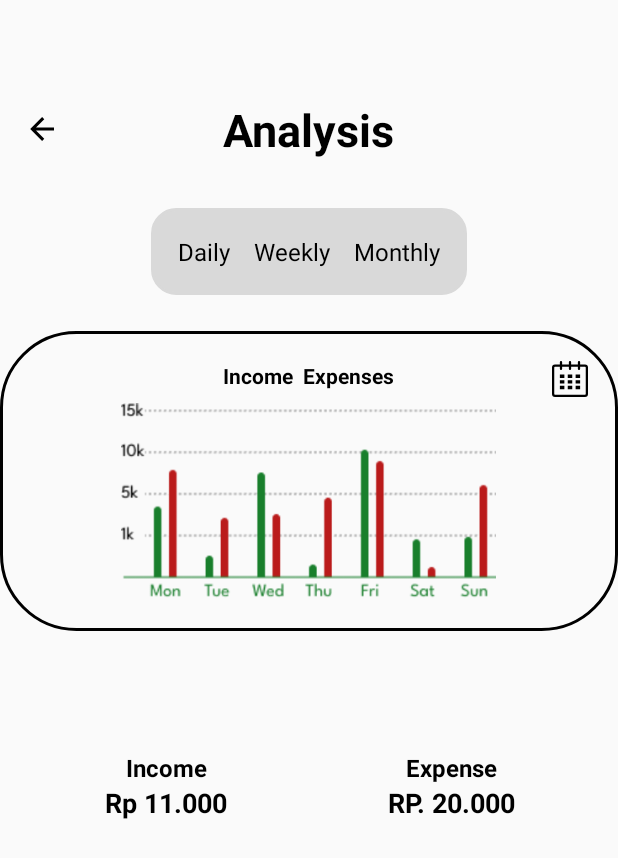
After one commit to andreasrs00/WallEt, an Android app built with Jetpack Compose: the layout activity_aweek_page.xml on its own in the app's theme, with its tools: preview values and no code run, on a phone screen of 412 x 824 dp. The commit adds this screen. Shown: the top 858 px of the screen. Run offline under Robolectric (Android 15) with nearby library versions, the phone set to English and light mode, and no system bars.

Commit message:
penambahan analysis aweek page

```diff
--- a/app/src/main/AndroidManifest.xml
+++ b/app/src/main/AndroidManifest.xml
@@ -1,6 +1,6 @@
 <?xml version="1.0" encoding="utf-8"?>
 <manifest xmlns:android="http://schemas.android.com/apk/res/android"
-    xmlns:tools="http://schemas.android.com/tools" >
+    xmlns:tools="http://schemas.android.com/tools">
 
     <application
         android:allowBackup="true"
@@ -11,7 +11,16 @@
         android:roundIcon="@mipmap/ic_launcher_round"
         android:supportsRtl="true"
         android:theme="@style/Theme.Wallet"
-        tools:targetApi="31" >
+        tools:targetApi="31">
+        <activity
+            android:name=".aweekPage"
+            android:exported="true">
+            <intent-filter>
+                <action android:name="android.intent.action.MAIN" />
+
+                <category android:name="android.intent.category.LAUNCHER" />
+            </intent-filter>
+        </activity>
         <activity
             android:name=".profile"
             android:exported="true"
@@ -25,7 +34,7 @@
         <activity
             android:name=".editprofilePage"
             android:exported="true"
-            android:theme="@style/Theme.Design.Light.NoActionBar" >
+            android:theme="@style/Theme.Design.Light.NoActionBar">
             <intent-filter>
                 <action android:name="android.intent.action.MAIN" />
 
@@ -39,7 +48,7 @@
         <activity
             android:name=".signupPage"
             android:exported="true"
-            android:theme="@style/Theme.Design.Light.NoActionBar" >
+            android:theme="@style/Theme.Design.Light.NoActionBar">
             <intent-filter>
                 <action android:name="android.intent.action.MAIN" />
 
@@ -49,7 +58,7 @@
         <activity
             android:name=".loginPage"
             android:exported="true"
-            android:theme="@style/Theme.Design.Light.NoActionBar" >
+            android:theme="@style/Theme.Design.Light.NoActionBar">
             <intent-filter>
                 <action android:name="android.intent.action.MAIN" />
 
@@ -59,7 +68,7 @@
         <activity
             android:name=".loadingScreen"
             android:exported="true"
-            android:theme="@style/Theme.Design.Light.NoActionBar" >
+            android:theme="@style/Theme.Design.Light.NoActionBar">
             <intent-filter>
                 <action android:name="android.intent.action.MAIN" />
 
@@ -69,7 +78,7 @@
         <activity
             android:name=".landingPage"
             android:exported="true"
-            android:theme="@style/Theme.AppCompat.DayNight" >
+            android:theme="@style/Theme.AppCompat.DayNight">
             <intent-filter>
                 <action android:name="android.intent.action.MAIN" />
 
@@ -79,7 +88,7 @@
         <activity
             android:name=".MainActivity"
             android:exported="true"
-            android:theme="@style/Theme.Design.Light.NoActionBar" >
+            android:theme="@style/Theme.Design.Light.NoActionBar">
             <intent-filter>
                 <action android:name="android.intent.action.MAIN" />
 
--- /dev/null
+++ b/app/src/main/java/com/example/wallet/aweekPage.kt
@@ -0,0 +1,20 @@
+package com.example.wallet
+
+import android.os.Bundle
+import androidx.activity.enableEdgeToEdge
+import androidx.appcompat.app.AppCompatActivity
+import androidx.core.view.ViewCompat
+import androidx.core.view.WindowInsetsCompat
+
+class aweekPage : AppCompatActivity() {
+    override fun onCreate(savedInstanceState: Bundle?) {
+        super.onCreate(savedInstanceState)
+        enableEdgeToEdge()
+        setContentView(R.layout.activity_aweek_page)
+        ViewCompat.setOnApplyWindowInsetsListener(findViewById(R.id.main)) { v, insets ->
+            val systemBars = insets.getInsets(WindowInsetsCompat.Type.systemBars())
+            v.setPadding(systemBars.left, systemBars.top, systemBars.right, systemBars.bottom)
+            insets
+        }
+    }
+}
--- /dev/null
+++ b/app/src/main/res/layout/activity_aweek_page.xml
@@ -0,0 +1,201 @@
+<?xml version="1.0" encoding="utf-8"?>
+<androidx.constraintlayout.widget.ConstraintLayout xmlns:android="http://schemas.android.com/apk/res/android"
+    xmlns:app="http://schemas.android.com/apk/res-auto"
+    xmlns:tools="http://schemas.android.com/tools"
+    android:id="@+id/main"
+    android:layout_width="match_parent"
+    android:layout_height="match_parent"
+    tools:context=".aweekPage">
+
+    <androidx.constraintlayout.widget.Guideline
+        android:id="@+id/top_guideline"
+        android:layout_width="wrap_content"
+        android:layout_height="wrap_content"
+        android:orientation="horizontal"
+        app:layout_constraintGuide_begin="50dp"/>
+
+    <RelativeLayout
+        android:id="@+id/containeratas"
+        android:layout_width="match_parent"
+        android:layout_height="wrap_content"
+        app:layout_constraintStart_toStartOf="parent"
+        app:layout_constraintEnd_toEndOf="parent"
+        app:layout_constraintTop_toBottomOf="@id/top_guideline"
+        android:padding="16dp">
+
+        <ImageView
+            android:id="@+id/backArrow"
+            android:layout_width="24dp"
+            android:layout_height="24dp"
+            android:src="@drawable/arrow_back_icon"
+            android:layout_alignParentStart="true"
+            android:layout_centerVertical="true"
+            android:contentDescription="Back Arrow" />
+
+        <TextView
+        android:id="@+id/title"
+        android:layout_width="wrap_content"
+        android:layout_height="wrap_content"
+        android:layout_centerInParent="true"
+        android:text="Analysis"
+        android:textColor="@color/primary"
+        android:textSize="30sp"
+        android:textStyle="bold" />
+
+    </RelativeLayout>
+
+    <LinearLayout
+        android:id="@+id/tabs"
+        android:layout_width="wrap_content"
+        android:layout_height="wrap_content"
+        android:orientation="horizontal"
+        android:layout_marginTop="16dp"
+        android:padding="10dp"
+        android:background="@drawable/bordercornerradius"
+        app:layout_constraintTop_toBottomOf="@+id/containeratas"
+        app:layout_constraintStart_toStartOf="parent"
+        app:layout_constraintEnd_toEndOf="parent">
+
+        <TextView
+            android:id="@+id/tab_daily"
+            android:layout_width="wrap_content"
+            android:layout_height="wrap_content"
+            android:padding="8dp"
+            android:text="Daily"
+            android:textSize="16sp"
+            android:textColor="@color/primary" />
+
+        <TextView
+            android:id="@+id/tab_weekly"
+            android:layout_width="wrap_content"
+            android:layout_height="wrap_content"
+            android:padding="8dp"
+            android:text="Weekly"
+            android:textSize="16sp"
+            android:textColor="@color/primary" />
+
+        <TextView
+            android:id="@+id/tab_monthly"
+            android:layout_width="wrap_content"
+            android:layout_height="wrap_content"
+            android:padding="8dp"
+            android:text="Monthly"
+            android:textSize="16sp"
+            android:textColor="@color/primary" />
+    </LinearLayout>
+
+    <RelativeLayout
+        android:id="@+id/chart_container"
+        android:layout_width="match_parent"
+        android:layout_height="200dp"
+        android:layout_marginTop="24dp"
+        android:padding="20dp"
+        android:background="@drawable/bordercornerwhite"
+        app:layout_constraintTop_toBottomOf="@id/tabs"
+        app:layout_constraintStart_toStartOf="parent"
+        app:layout_constraintEnd_toEndOf="parent">
+
+        <TextView
+            android:id="@+id/chart_title"
+            android:layout_width="wrap_content"
+            android:layout_height="wrap_content"
+            android:text="Income  Expenses"
+            android:textColor="@color/primary"
+            android:textStyle="bold"
+            android:layout_centerHorizontal="true" />
+
+        <ImageView
+            android:id="@+id/chart_view"
+            android:layout_width="250dp"
+            android:layout_height="150dp"
+            android:src="@drawable/grafik_week"
+            android:layout_below="@id/chart_title"
+            android:layout_centerHorizontal="true"
+            android:layout_marginTop="8dp" />
+
+        <ImageView
+            android:id="@+id/calendar_icon"
+            android:layout_width="24dp"
+            android:layout_height="24dp"
+            android:layout_alignParentEnd="true"
+            android:src="@drawable/date_icon"
+            android:contentDescription="Calendar Icon" />
+    </RelativeLayout>
+
+    <LinearLayout
+        android:id="@+id/income_expense_container"
+        android:layout_width="match_parent"
+        android:layout_height="wrap_content"
+        android:orientation="horizontal"
+        android:layout_marginTop="24dp"
+        android:gravity="center"
+        app:layout_constraintStart_toStartOf="parent"
+        app:layout_constraintEnd_toEndOf="parent"
+        app:layout_constraintTop_toBottomOf="@id/chart_container"
+        android:padding="16dp"
+        android:weightSum="2">
+
+        <LinearLayout
+            android:layout_width="0dp"
+            android:layout_height="wrap_content"
+            android:layout_weight="1"
+            android:orientation="vertical"
+            android:gravity="center">
+
+            <ImageView
+                android:layout_width="32dp"
+                android:layout_height="32dp"
+                android:contentDescription="Income Icon" />
+
+            <TextView
+                android:layout_width="wrap_content"
+                android:layout_height="wrap_content"
+                android:text="Income"
+                android:textColor="@color/primary"
+                android:textStyle="bold"
+                android:textSize="16sp"
+                android:layout_marginTop="8dp" />
+
+            <TextView
+                android:layout_width="wrap_content"
+                android:layout_height="wrap_content"
+                android:text="Rp 11.000"
+                android:textColor="@color/primary"
+                android:textSize="18sp"
+                android:textStyle="bold" />
+        </LinearLayout>
+
+        <LinearLayout
+            android:layout_width="0dp"
+            android:layout_height="wrap_content"
+            android:layout_weight="1"
+            android:orientation="vertical"
+            android:gravity="center">
+
+            <ImageView
+                android:layout_width="32dp"
+                android:layout_height="32dp"
+                android:contentDescription="Expense Icon" />
+
+            <TextView
+                android:layout_width="wrap_content"
+                android:layout_height="wrap_content"
+                android:text="Expense"
+                android:textColor="@color/primary"
+                android:textStyle="bold"
+                android:textSize="16sp"
+                android:layout_marginTop="8dp" />
+
+            <TextView
+                android:layout_width="wrap_content"
+                android:layout_height="wrap_content"
+                android:text="RP. 20.000"
+                android:textColor="@color/primary"
+                android:textSize="18sp"
+                android:textStyle="bold" />
+        </LinearLayout>
+    </LinearLayout>
+
+
+
+</androidx.constraintlayout.widget.ConstraintLayout>
--- a/app/src/main/res/layout/activity_home_page.xml
+++ b/app/src/main/res/layout/activity_home_page.xml
@@ -67,11 +67,13 @@
             android:text="@string/tv_balance_nominal"
             app:layout_constraintTop_toBottomOf="@+id/container_text_balance"
             app:layout_constraintStart_toStartOf="parent" />
+
         <ImageView
             android:layout_width="match_parent"
             android:layout_height="190dp"
             android:src="@drawable/image_grafik"
-            app:layout_constraintTop_toBottomOf="@+id/tv_balance_nominal"/>
+            app:layout_constraintTop_toBottomOf="@+id/tv_balance_nominal"
+            tools:layout_editor_absoluteX="12dp" />
     </androidx.constraintlayout.widget.ConstraintLayout>
 
     <androidx.constraintlayout.widget.ConstraintLayout
```
Also changed, not shown: app/src/main/res/values/strings.xml (+4 -4 lines), app/src/main/res/drawable/grafik_week.png (added).
